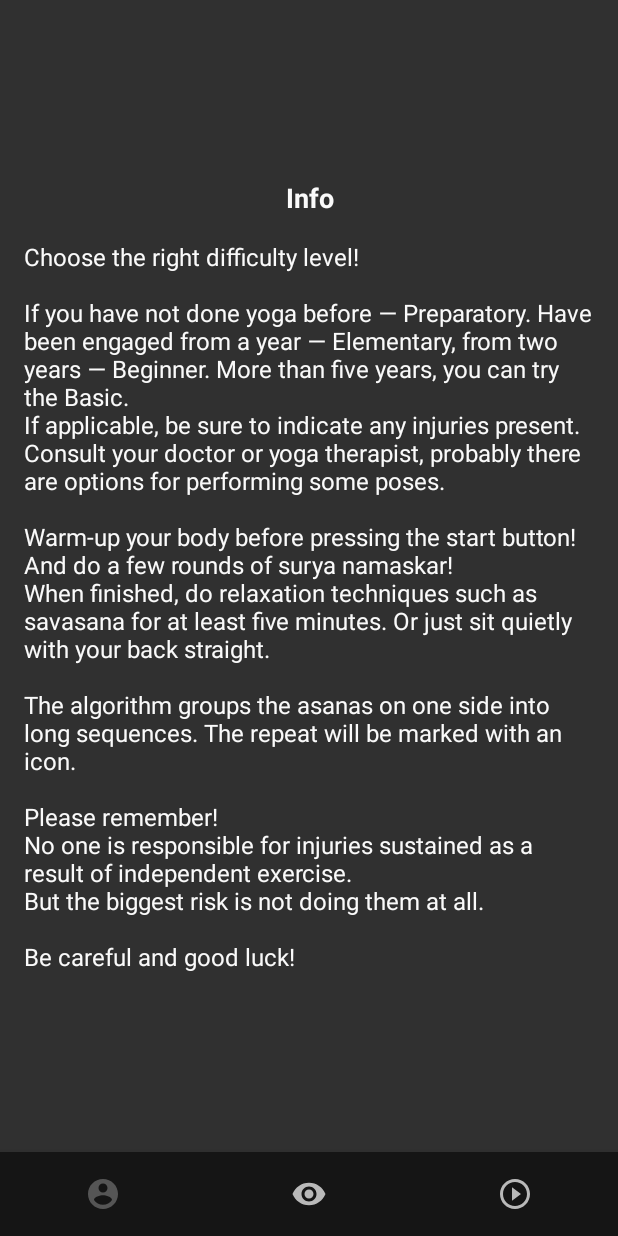
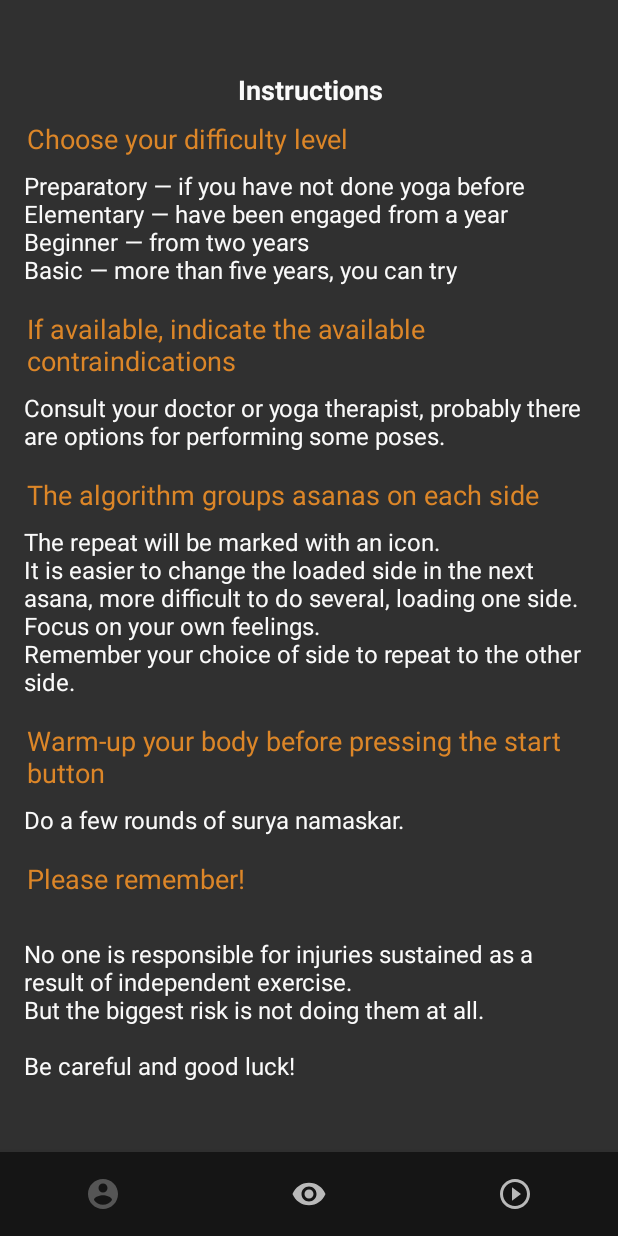
Before and after one commit to mike-shukra/goyoga, an Android app: the InfoFragment screen opened through its navigation route, on a phone screen of 412 x 824 dp. Run offline under Robolectric (Android 15) with nearby library versions, the phone set to English and light mode, and no system bars; our stand-ins replace Room's generated code, navigation-ui; libraries missing offline, so code that uses them is left out: com.android.billingclient, com.yandex.mobile; 8 statements that could not run were skipped.

Commit message:
instructions

```diff
--- a/app/build.gradle
+++ b/app/build.gradle
@@ -11,8 +11,8 @@ android {
         applicationId "ru.yogago.goyoga"
         minSdkVersion 24
         targetSdkVersion 30
-        versionCode 27
-        versionName "1.9.7"
+        versionCode 29
+        versionName "1.9.9"
 
         testInstrumentationRunner "androidx.test.runner.AndroidJUnitRunner"
     }
--- a/app/src/main/res/layout/info_fragment.xml
+++ b/app/src/main/res/layout/info_fragment.xml
@@ -6,7 +6,8 @@
     android:layout_width="match_parent"
     android:layout_height="match_parent"
     android:orientation="vertical"
-    android:padding="8dp"
+    android:paddingStart="8dp"
+    android:paddingEnd="8dp"
     tools:context=".ui.profile.InfoFragment">
 
     <ScrollView
@@ -38,14 +39,123 @@
             <TextView
                 android:layout_width="match_parent"
                 android:layout_height="wrap_content"
+                android:layout_marginStart="10dp"
+                android:layout_marginTop="8dp"
+                android:layout_marginEnd="8dp"
+                android:layout_marginBottom="0dp"
+                android:text="@string/info_head_difficult"
+                android:textAlignment="textStart"
+                android:textColor="@color/colorAccent"
+                android:textSize="18sp"/>
+
+            <TextView
+                android:layout_width="match_parent"
+                android:layout_height="wrap_content"
                 android:layout_marginStart="8dp"
-                android:layout_marginTop="16dp"
+                android:layout_marginTop="8dp"
                 android:layout_marginEnd="8dp"
                 android:layout_marginBottom="8dp"
-                android:text="@string/info_text"
+                android:text="@string/info_text_difficult"
                 android:textAlignment="textStart"
                 android:textColor="@color/colorWhiteLite"
                 android:textSize="16sp" />
+
+            <TextView
+                android:layout_width="match_parent"
+                android:layout_height="wrap_content"
+                android:layout_marginStart="10dp"
+                android:layout_marginTop="8dp"
+                android:layout_marginEnd="8dp"
+                android:layout_marginBottom="0dp"
+                android:text="@string/info_head_contraindications"
+                android:textAlignment="textStart"
+                android:textColor="@color/colorAccent"
+                android:textSize="18sp" />
+
+            <TextView
+                android:layout_width="match_parent"
+                android:layout_height="wrap_content"
+                android:layout_marginStart="8dp"
+                android:layout_marginTop="8dp"
+                android:layout_marginEnd="8dp"
+                android:layout_marginBottom="8dp"
+                android:text="@string/info_text_contraindications"
+                android:textAlignment="textStart"
+                android:textColor="@color/colorWhiteLite"
+                android:textSize="16sp" />
+
+            <TextView
+                android:layout_width="match_parent"
+                android:layout_height="wrap_content"
+                android:layout_marginStart="10dp"
+                android:layout_marginTop="8dp"
+                android:layout_marginEnd="8dp"
+                android:layout_marginBottom="0dp"
+                android:text="@string/info_head_side_group"
+                android:textAlignment="textStart"
+                android:textColor="@color/colorAccent"
+                android:textSize="18sp"/>
+
+            <TextView
+                android:layout_width="match_parent"
+                android:layout_height="wrap_content"
+                android:layout_marginStart="8dp"
+                android:layout_marginTop="8dp"
+                android:layout_marginEnd="8dp"
+                android:layout_marginBottom="8dp"
+                android:text="@string/info_text_side_group"
+                android:textAlignment="textStart"
+                android:textColor="@color/colorWhiteLite"
+                android:textSize="16sp" />
+
+            <TextView
+                android:layout_width="match_parent"
+                android:layout_height="wrap_content"
+                android:layout_marginStart="10dp"
+                android:layout_marginTop="8dp"
+                android:layout_marginEnd="8dp"
+                android:layout_marginBottom="0dp"
+                android:text="@string/info_head_warm_up"
+                android:textAlignment="textStart"
+                android:textColor="@color/colorAccent"
+                android:textSize="18sp"/>
+
+            <TextView
+                android:layout_width="match_parent"
+                android:layout_height="wrap_content"
+                android:layout_marginStart="8dp"
+                android:layout_marginTop="8dp"
+                android:layout_marginEnd="8dp"
+                android:layout_marginBottom="8dp"
+                android:text="@string/info_text_warm_up"
+                android:textAlignment="textStart"
+                android:textColor="@color/colorWhiteLite"
+                android:textSize="16sp" />
+
+            <TextView
+                android:layout_width="match_parent"
+                android:layout_height="wrap_content"
+                android:layout_marginStart="10dp"
+                android:layout_marginTop="8dp"
+                android:layout_marginEnd="8dp"
+                android:layout_marginBottom="0dp"
+                android:text="@string/info_head_remember"
+                android:textAlignment="textStart"
+                android:textColor="@color/colorAccent"
+                android:textSize="18sp"/>
+
+            <TextView
+                android:layout_width="match_parent"
+                android:layout_height="wrap_content"
+                android:layout_marginStart="8dp"
+                android:layout_marginTop="8dp"
+                android:layout_marginEnd="8dp"
+                android:layout_marginBottom="8dp"
+                android:text="@string/info_text_remember"
+                android:textAlignment="textStart"
+                android:textColor="@color/colorWhiteLite"
+                android:textSize="16sp" />
+
         </LinearLayout>
     </ScrollView>
 
--- a/app/src/main/res/values/strings.xml
+++ b/app/src/main/res/values/strings.xml
@@ -42,18 +42,28 @@
     <string name="manage_subscription_label">Manage subscriptions</string>
     <string name="google_play_subscriptions">Google Play Subscriptions</string>
     <string name="manage_subscription_message">Manage your subscription on Google Play.</string>
-    <string name="info_head">Info</string>
-    <string name="info_text">Choose the right difficulty level!
-        \n
-        \nIf you have not done yoga before — Preparatory. Have been engaged from a year — Elementary, from two years — Beginner. More than five years, you can try the Basic.
-        \nIf applicable, be sure to indicate any injuries present. Consult your doctor or yoga therapist, probably there are options for performing some poses.
-        \n
-        \nWarm-up your body before pressing the start button! And do a few rounds of surya namaskar!
-        \nWhen finished, do relaxation techniques such as savasana for at least five minutes. Or just sit quietly with your back straight.
-        \n
-        \nThe algorithm groups the asanas on one side into long sequences. The repeat will be marked with an icon.
-        \n
-        \nPlease remember!
+    <string name="info_head">Instructions</string>
+    <string name="info_text_difficult">
+        Preparatory — if you have not done yoga before
+        \nElementary — have been engaged from a year
+        \nBeginner — from two years
+        \nBasic — more than five years, you can try
+    </string>
+    <string name="info_text_contraindications">
+        Consult your doctor or yoga therapist, probably there are options for performing some poses.
+    </string>
+    <string name="info_text_warm_up">
+        Do a few rounds of surya namaskar.
+    </string>
+    <string name="info_text_finished">
+        Such as savasana for at least five minutes. Or just sit quietly with your back straight.
+    </string>
+    <string name="info_text_side_group">
+        The repeat will be marked with an icon.
+        \nIt is easier to change the loaded side in the next asana, more difficult to do several, loading one side. Focus on your own feelings.
+        \nRemember your choice of side to repeat to the other side.
+    </string>
+    <string name="info_text_remember">
         \nNo one is responsible for injuries sustained as a result of independent exercise.
         \nBut the biggest risk is not doing them at all.
         \n
@@ -73,5 +83,11 @@
     <string name="time_control_head">Time control</string>
     <string name="training_head">Training</string>
     <string name="switch_is_name_talk">Voice the name of the asana</string>
+    <string name="info_head_difficult">Choose your difficulty level</string>
+    <string name="info_head_contraindications">If available, indicate the available contraindications</string>
+    <string name="info_head_warm_up">Warm-up your body before pressing the start button</string>
+    <string name="info_head_finished">When finished, do relaxation techniques</string>
+    <string name="info_head_side_group">The algorithm groups asanas on each side</string>
+    <string name="info_head_remember">Please remember!</string>
 
 </resources>
```
Also changed, not shown: 1 other file.
